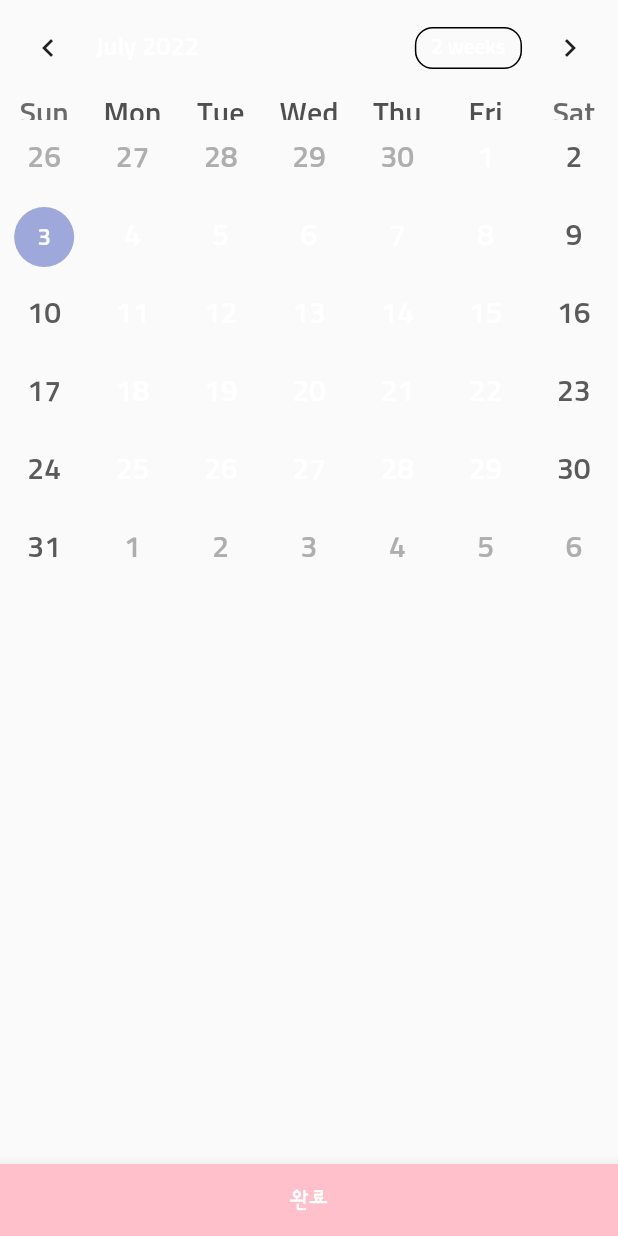
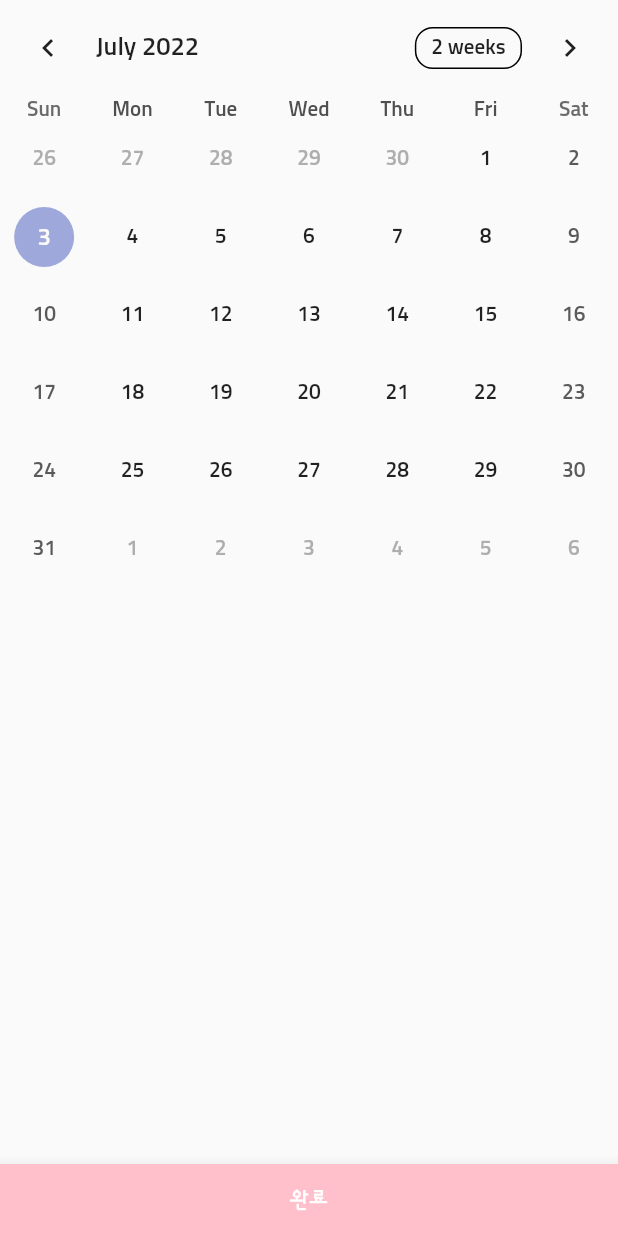
Before and after one commit to cys0926/amugeona, a Flutter app: the screen it shows after launch, after a tap on the "calendar month" icon, on a phone screen of 412 x 824 dp. Run offline on Flutter 3.47's test engine with Material 2 defaults, Android fonts, the phone set to English and light mode, and no system bars; drawn by our look-alikes of table_calendar; our stand-ins replace firebase_core, fluttertoast; missing offline and left inert: flutter_rounded_date_picker; accounts and stored records are empty.

Commit message:
final d-day

```diff
--- a/lib/main.dart
+++ b/lib/main.dart
@@ -16,26 +16,6 @@ void main() async {
     MaterialApp(
       theme: ThemeData(
         fontFamily: 'sunflower',
-        textTheme: const TextTheme(
-          headline1: TextStyle(
-            color: Colors.white,
-            fontFamily: 'parisienne',
-            fontSize: 80.0,
-          ),
-          headline2: TextStyle(
-            color: Colors.white,
-            fontSize: 50.0,
-            fontWeight: FontWeight.w700,
-          ),
-          bodyText1: TextStyle(
-            color: Colors.white,
-            fontSize: 30.0,
-          ),
-          bodyText2: TextStyle(
-            color: Colors.white,
-            fontSize: 20.0,
-          ),
-        ),
       ),
       debugShowCheckedModeBanner: false,
       home: const HomeScreen(),
--- a/lib/screen/home_screen.dart
+++ b/lib/screen/home_screen.dart
@@ -40,9 +40,7 @@ class _HomeScreenState extends State<HomeScreen> {
   }
 
   onHeartPressed() async {
-    DateTime newSelectedDate;
-
-    DateTime? selectedDate = await showRoundedDatePicker(
+    DateTime? newSelectedDate = await showRoundedDatePicker(
       context: context,
       fontFamily: "Sunflower",
       initialDate: DateTime.now(),
@@ -87,7 +85,9 @@ class _HomeScreenState extends State<HomeScreen> {
         ),
       ),
     );
-    return newSelectedDate = selectedDate!;
+    setState(() {
+      selectedDate = newSelectedDate!;
+    });
   }
 
   void onPicturePressed() {
@@ -147,11 +147,18 @@ class _TopPart extends StatelessWidget {
                 onPressed: onHeartPressed,
                 iconData: Icons.favorite,
               ),
-              Text('D+${DateTime(
-                    now.year,
-                    now.month,
-                    now.day,
-                  ).difference(selectedDate).inDays + 1}'),
+              Text(
+                'D+${DateTime(
+                      now.year,
+                      now.month,
+                      now.day,
+                    ).difference(selectedDate).inDays + 1}',
+                style: TextStyle(
+                  fontSize: 20.0,
+                  color: Colors.white,
+                  fontWeight: FontWeight.w500,
+                ),
+              ),
             ],
           ),
           Row(
```
